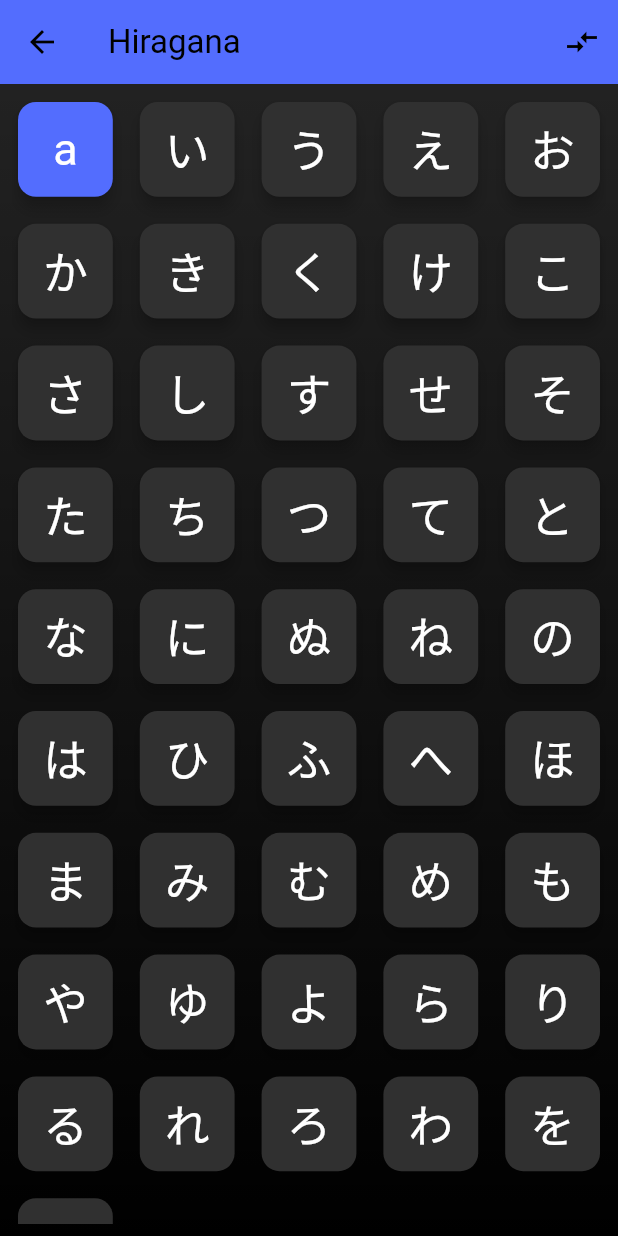
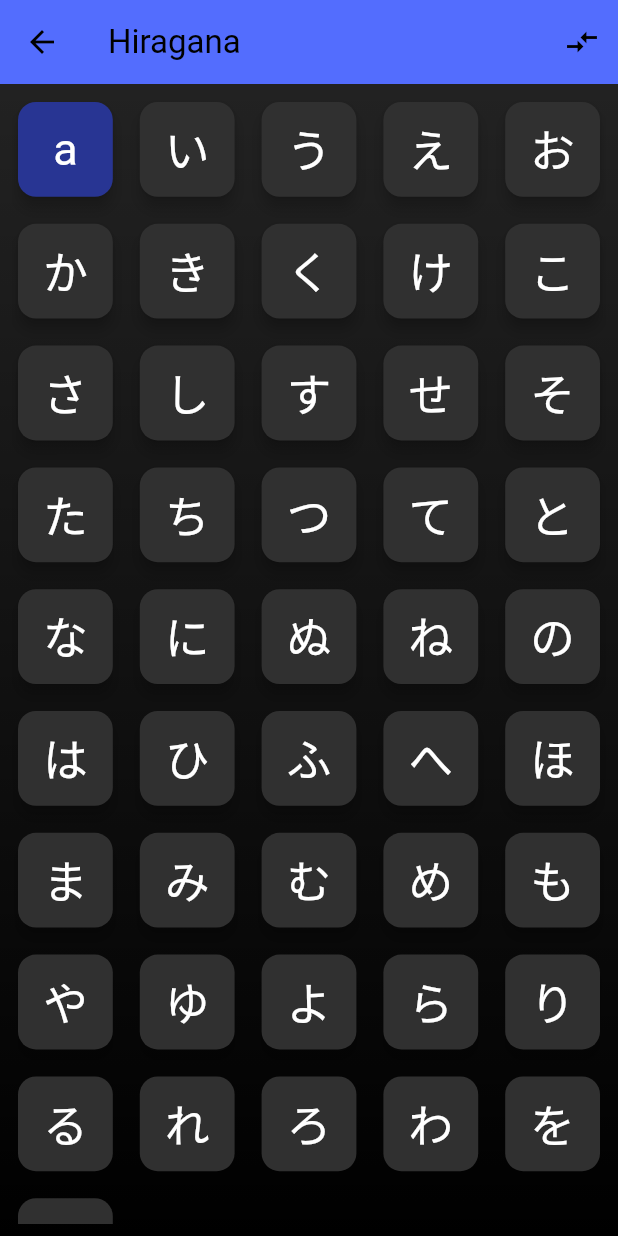
Before and after one commit to vizcacha22/-, a Flutter app: the FlashcardScreenJP screen opened by its route, after a tap on an icon or button, on a phone screen of 412 x 824 dp. Run offline on Flutter 3.47's test engine with Material 3 defaults, Android fonts, the light colour scheme and no system bars; our stand-ins replace audioplayers, cached_network_image, connectivity_plus, dash_chat_2, equatable, firebase_auth and 6 more; accounts and stored records are empty.

Commit message:
cambio minusculo a los colores

```diff
--- a/lib/presentation/flashcards/flashcards_japanese.dart
+++ b/lib/presentation/flashcards/flashcards_japanese.dart
@@ -184,7 +184,7 @@ class FlashcardScreenState extends State<FlashcardScreenJP> {
               onTap: () => _flipFlashcard(index),
               child: Card(
                 color: flashcard.tapped
-                    ? Colors.indigoAccent
+                    ? Colors.indigo[800]
                     : Colors.grey[850], // Change color when flipped
                 elevation: 4.0,
                 child: Container(
```
